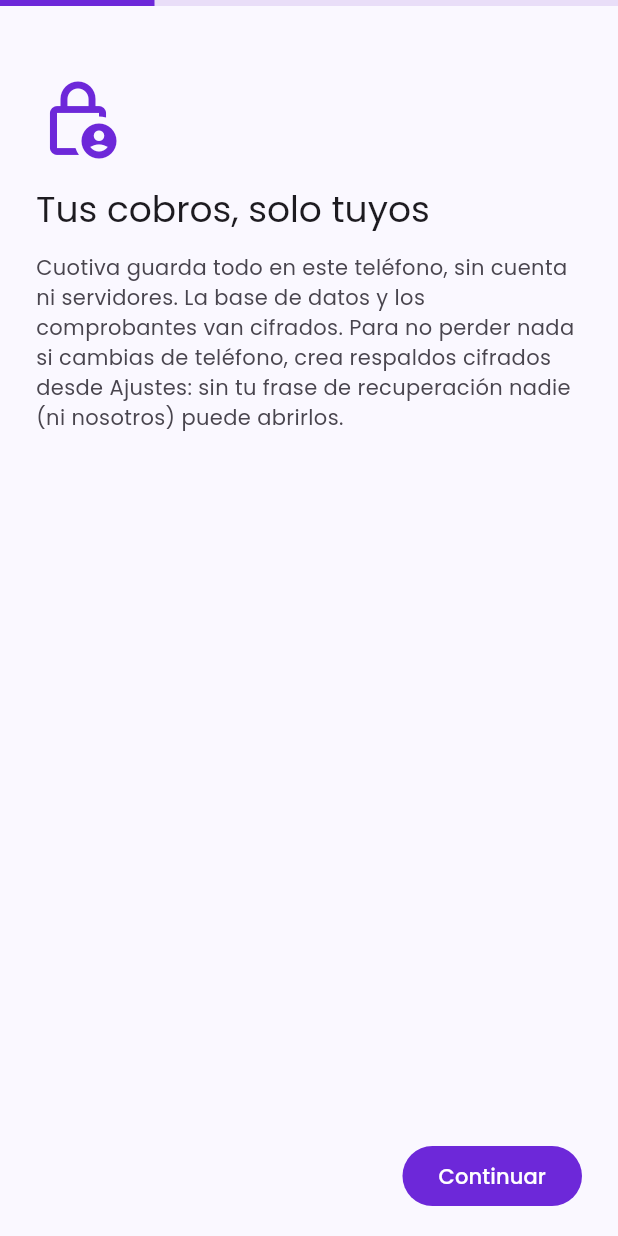
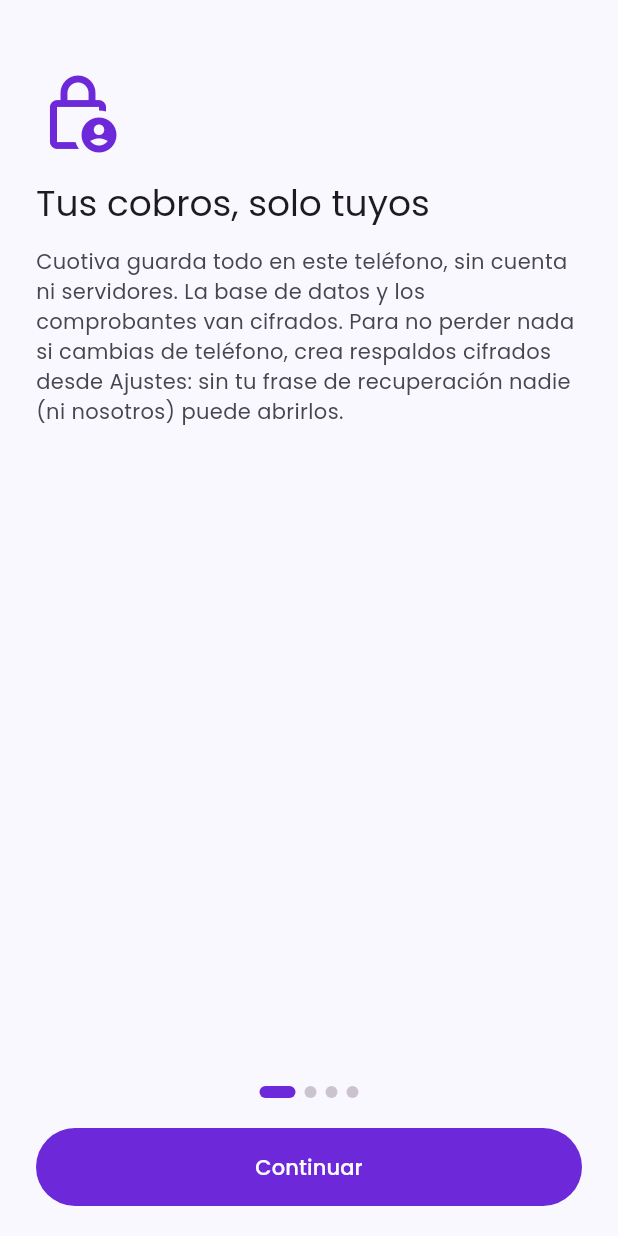
Before and after one commit to jorarmarfin/cuotiva, a Flutter app: the screen it shows after launch, on a phone screen of 412 x 824 dp. Run offline on Flutter 3.47's test engine with Material 3 defaults, Android fonts, the phone set to English and light mode, and no system bars; our stand-ins replace animate_do, drift, file_picker, flutter_local_notifications, flutter_riverpod, flutter_secure_storage and 10 more; missing offline and left inert: cryptography, in_app_update, sqlite3; accounts and stored records are empty; generated files the repository leaves out were written again.

Commit message:
style(onboarding): iconos en contenedor, inputs separados, indicador de pasos y botón Atrás blanco con borde principal
Co-Authored-By: Claude Sonnet 5.5 <noreply@anthropic.com>

```diff
--- a/lib/features/onboarding/presentation/screens/onboarding_screen.dart
+++ b/lib/features/onboarding/presentation/screens/onboarding_screen.dart
@@ -129,7 +129,6 @@ class _OnboardingScreenState extends ConsumerState<OnboardingScreen> {
       body: SafeArea(
         child: Column(
           children: [
-            LinearProgressIndicator(value: (_step + 1) / _steps),
             Expanded(
               child: PageView(
                 controller: _page,
@@ -215,7 +214,7 @@ class _OnboardingScreenState extends ConsumerState<OnboardingScreen> {
                             ),
                         ],
                       ),
-                      const SizedBox(height: 12),
+                      const SizedBox(height: 20),
                       TextField(
                         controller: _name,
                         textCapitalization: TextCapitalization.sentences,
@@ -229,24 +228,51 @@ class _OnboardingScreenState extends ConsumerState<OnboardingScreen> {
               ),
             ),
             Padding(
-              padding: const EdgeInsets.fromLTRB(24, 0, 24, 16),
-              child: Row(
+              padding: const EdgeInsets.fromLTRB(24, 8, 24, 20),
+              child: Column(
                 children: [
-                  if (_step > 0 && _step < 3)
-                    TextButton(
+                  Row(
+                    mainAxisAlignment: MainAxisAlignment.center,
+                    children: [
+                      for (var i = 0; i < _steps; i++)
+                        AnimatedContainer(
+                          duration: const Duration(milliseconds: 200),
+                          width: i == _step ? 24 : 8,
+                          height: 8,
+                          margin: const EdgeInsets.symmetric(horizontal: 3),
+                          decoration: BoxDecoration(
+                            color: i == _step
+                                ? scheme.primary
+                                : scheme.outlineVariant,
+                            borderRadius: BorderRadius.circular(4),
+                          ),
+                        ),
+                    ],
+                  ),
+                  const SizedBox(height: 20),
+                  Row(
+                    children: [
+                      if (_step > 0) ...[
+                        Expanded(
+                          child: OutlinedButton(
                             onPressed: _busy ? null : () => _go(_step - 1),
+                            style: OutlinedButton.styleFrom(
+                              backgroundColor: scheme.surfaceContainerLowest,
+                              foregroundColor: scheme.primary,
+                              minimumSize: const Size.fromHeight(52),
+                              side: BorderSide(
+                                color: scheme.primary,
+                                width: 1.5,
+                              ),
+                            ),
                             child: const Text('Atrás'),
                           ),
-                  const Spacer(),
-                  if (_step == 3)
-                    TextButton(
-                      onPressed: _busy
-                          ? null
-                          : () => _finish(createSpace: false),
-                      child: const Text('Omitir'),
                         ),
-                  const SizedBox(width: 8),
-                  FilledButton(
+                        const SizedBox(width: 12),
+                      ],
+                      Expanded(
+                        flex: _step > 0 ? 2 : 1,
+                        child: FilledButton(
                           onPressed: _busy
                               ? null
                               : switch (_step) {
@@ -255,7 +281,20 @@ class _OnboardingScreenState extends ConsumerState<OnboardingScreen> {
                                   2 => () => _go(3),
                                   _ => () => _finish(createSpace: true),
                                 },
+                          style: FilledButton.styleFrom(
+                            minimumSize: const Size.fromHeight(52),
+                          ),
                           child: Text(_step == 3 ? 'Empezar' : 'Continuar'),
+                        ),
+                      ),
+                    ],
+                  ),
+                  if (_step == 3)
+                    TextButton(
+                      onPressed: _busy
+                          ? null
+                          : () => _finish(createSpace: false),
+                      child: const Text('Omitir por ahora'),
                     ),
                 ],
               ),
```
Also changed, not shown: 1 other file. Lines whose indentation alone changed are shown as unchanged.
